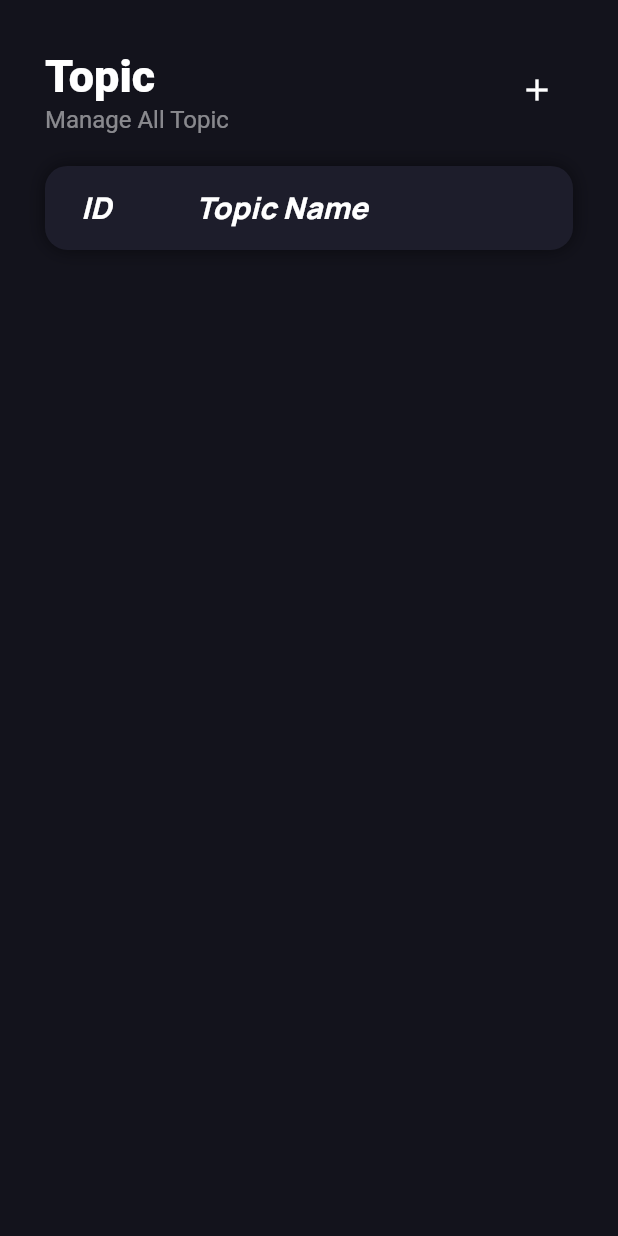
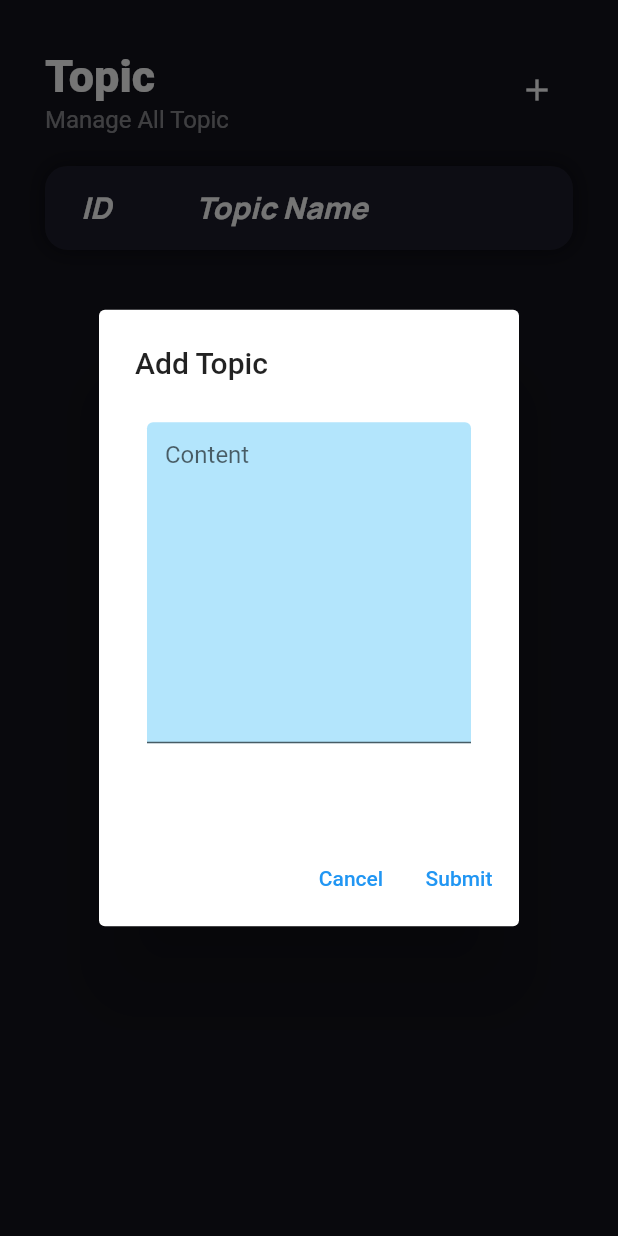
Before and after one commit to thuhien137200/adminIPA, a Flutter app: the TopicScreen screen opened directly, after a tap on the "add" icon, on a phone screen of 412 x 824 dp. Run offline on Flutter 3.47's test engine with Material 2 defaults, Android fonts, the phone set to English and light mode, and no system bars; our stand-ins replace cloud_firestore, firebase_auth, firebase_core, fl_chart, flutter_svg, flutter_switch and 2 more; accounts and stored records are empty; Roboto replaces fonts that are missing (Poppins); statements that could not run were skipped.

Commit message:
add topic & add condition to submit 1 post

```diff
--- a/lib/model/data_topic.dart
+++ b/lib/model/data_topic.dart
@@ -9,10 +9,24 @@ class Topic {
   String get idTopic{
     return topic_id?? '-1';
   }
+
+  void setTopicId(String id){
+    this.topic_id=id;
+  }
+
+  void setTopicName(String name){
+    this.topic_name=name;
+  }
+
   factory Topic.fromDocumentSnapshot(
       DocumentSnapshot<Map<String, dynamic>> documentSnapshot) {
     return Topic.fromJson(documentSnapshot.data());
   }
+
+    Map<String, dynamic> toJson() => {
+        if (topic_id != null) 'topic_id': topic_id,
+        if (topic_name != null) 'topic_name': topic_name,
+      };
 
   factory Topic.fromJson(Map<String, dynamic>? data) {
     final String? topic_id = data?['topic_id'];
--- a/lib/screens/article/article_screen.dart
+++ b/lib/screens/article/article_screen.dart
@@ -32,14 +32,14 @@ class _ArticleScreenState extends State<ArticleScreen> {
 
   List<ArticlePost>? _articlesFromQuerySnapshot(
       QuerySnapshot<Map<String, dynamic>> querySnapshot) {
-    List<ArticlePost>? result= querySnapshot.docs
+    List<ArticlePost>? result = querySnapshot.docs
         .map((DocumentSnapshot<Map<String, dynamic>> documentSnapshot) {
       if (documentSnapshot.exists) {
         return ArticlePost.fromDocumentSnapshot(documentSnapshot);
       }
       return ArticlePost.test();
     }).toList();
-    DataArticle.dataArticle=result?? [];
+    DataArticle.dataArticle = result ?? [];
     return result;
   }
 
@@ -144,6 +144,16 @@ class _ArticleScreenState extends State<ArticleScreen> {
                       TextButton(
                           child: Text("Submit"),
                           onPressed: () {
+                            if (contentController.text == '' ||
+                                titleController.text == '') {
+                              var snackBar = const SnackBar(
+                                  content: Text(
+                                      'Title Or Content does not allow null'));
+                              ScaffoldMessenger.of(context)
+                                  .showSnackBar(snackBar);
+                              return;
+                            }
+
                             ArticlePost articlePost = ArticlePost(
                               null,
                               titleController.text,
@@ -161,7 +171,6 @@ class _ArticleScreenState extends State<ArticleScreen> {
                     ],
                   );
                 });
-
           },
           icon: Icon(
             Icons.add,
@@ -271,8 +280,7 @@ class _ArticleScreenState extends State<ArticleScreen> {
                               onPressed: () {
                                 setState(() {
                                   DataArticle.deletePost(article.id!);
-                                  DatabaseService()
-                                      .deleteArticle(article.id!);
+                                  DatabaseService().deleteArticle(article.id!);
                                 });
                               },
                               icon: Icon(
@@ -286,10 +294,14 @@ class _ArticleScreenState extends State<ArticleScreen> {
                                     context: context,
                                     builder: (BuildContext context) {
                                       String content = "";
-                  var titleController = TextEditingController();
-                  var contentController = TextEditingController();
-                  titleController.text=article.title ?? 'Null';
-                  contentController.text=article.content ?? 'Null';
+                                      var titleController =
+                                          TextEditingController();
+                                      var contentController =
+                                          TextEditingController();
+                                      titleController.text =
+                                          article.title ?? 'Null';
+                                      contentController.text =
+                                          article.content ?? 'Null';
 
                                       return AlertDialog(
                                         scrollable: true,
@@ -303,7 +315,8 @@ class _ArticleScreenState extends State<ArticleScreen> {
                                             child: Column(
                                               children: <Widget>[
                                                 Row(
-                                mainAxisAlignment: MainAxisAlignment.start,
+                                                    mainAxisAlignment:
+                                                        MainAxisAlignment.start,
                                                     children: [
                                                       Text(
                                                         'Title',
@@ -312,11 +325,12 @@ class _ArticleScreenState extends State<ArticleScreen> {
                                                     ]),
                                                 Container(
                                                   width: 500,
-                              padding: EdgeInsets.only(bottom: 16),
+                                                  padding: EdgeInsets.only(
+                                                      bottom: 16),
                                                   child: TextFormField(
                                                     decoration: InputDecoration(
-
-                                  fillColor: Colors.lightBlue[100],
+                                                      fillColor:
+                                                          Colors.lightBlue[100],
                                                       //icon: Icon(Icons.account_box),
                                                     ),
                                                     style: AppFonts.content,
@@ -324,7 +338,8 @@ class _ArticleScreenState extends State<ArticleScreen> {
                                                   ),
                                                 ),
                                                 Row(
-                                mainAxisAlignment: MainAxisAlignment.start,
+                                                    mainAxisAlignment:
+                                                        MainAxisAlignment.start,
                                                     children: [
                                                       Text(
                                                         'Content',
@@ -332,14 +347,17 @@ class _ArticleScreenState extends State<ArticleScreen> {
                                                       ),
                                                     ]),
                                                 Container(
-                              padding: EdgeInsets.only(top: 16),
+                                                  padding:
+                                                      EdgeInsets.only(top: 16),
                                                   height: 10 * 24.0,
                                                   child: TextField(
-                                controller: contentController,
+                                                    controller:
+                                                        contentController,
                                                     maxLines: 10,
                                                     style: AppFonts.content,
                                                     decoration: InputDecoration(
-                                  fillColor: Colors.lightBlue[100],
+                                                      fillColor:
+                                                          Colors.lightBlue[100],
                                                       filled: true,
                                                     ),
                                                     onChanged: (value) {
@@ -354,7 +372,8 @@ class _ArticleScreenState extends State<ArticleScreen> {
                                         actions: [
                                           TextButton(
                                             child: Text("Cancel"),
-                        onPressed: () => Navigator.pop(context),
+                                            onPressed: () =>
+                                                Navigator.pop(context),
                                           ),
                                           TextButton(
                                               child: Text("Submit"),
@@ -369,7 +388,11 @@ class _ArticleScreenState extends State<ArticleScreen> {
                                                 //   null,
                                                 // );
                                                 // print(articlePost.toString());
-                            DatabaseService().modifyTitleAndContentArticle(article.id ?? 'null',titleController.text,contentController.text);
+                                                DatabaseService()
+                                                    .modifyTitleAndContentArticle(
+                                                        article.id ?? 'null',
+                                                        titleController.text,
+                                                        contentController.text);
 
                                                 Navigator.pop(context);
                                               })
--- a/lib/screens/question/question_screen.dart
+++ b/lib/screens/question/question_screen.dart
@@ -78,7 +78,9 @@ class _QuestionScreenState extends State<QuestionScreen> {
         flex: 1,
       ),
       IconButton(
-          onPressed: () {},
+          onPressed: () {
+
+          },
           icon: Icon(
             Icons.add,
             color: ColorController().getColor().colorText,
--- a/lib/screens/topic/topic_screen.dart
+++ b/lib/screens/topic/topic_screen.dart
@@ -58,7 +58,63 @@ class _TopicScreenState extends State<TopicScreen> {
         flex: 1,
       ),
       IconButton(
-          onPressed: () {},
+          onPressed: () {
+             showDialog(
+                context: context,
+                builder: (BuildContext context) {
+                  String content = "";
+                  var topicController = TextEditingController();
+                  return AlertDialog(
+                    scrollable: true,
+                    title: const Text('Add Topic'),
+                    content: Padding(
+                      padding: const EdgeInsets.all(8.0),
+                      child: Form(
+                        child: Column(
+                          children: <Widget>[
+                            Container(
+                              height: 10 * 24.0,
+                              child: TextField(
+                                controller: topicController,
+                                maxLines: 10,
+                                decoration: InputDecoration(
+                                  hintText: "Content",
+                                  fillColor: Colors.lightBlue[100],
+                                  filled: true,
+                                ),
+                                onChanged: (value) {
+                                  content = value;
+                                },
+                              ),
+                            ),
+                          ],
+                        ),
+                      ),
+                    ),
+                    actions: [
+                      TextButton(
+                        child: Text("Cancel"),
+                        onPressed: () => Navigator.pop(context),
+                      ),
+                      TextButton(
+                          child: Text("Submit"),
+                          onPressed: () {
+                            if (topicController.text == '') {
+                              var snackBar = const SnackBar(
+                                  content: Text(
+                                      'Name does not allow null'));
+                              ScaffoldMessenger.of(context)
+                                  .showSnackBar(snackBar);
+                              return;
+                            }
+                            Topic topic = Topic(null,topicController.text);
+                            DatabaseService().addTopic(topic);
+                            Navigator.pop(context);
+                          })
+                    ],
+                  );
+                });
+          },
           icon: Icon(
             Icons.add,
             color: ColorController().getColor().colorText,
--- a/lib/services/topic_service.dart
+++ b/lib/services/topic_service.dart
@@ -20,6 +20,18 @@ mixin TopicService {
     return _db.collection('topic').get().then(_topicsFromQuerySnapshot);
   }
 
+    void addTopic(Topic topic) async {
+    DocumentReference doc = _db.collection('topic').doc();
+    String doc_id = doc.id;
+    if (topic.topic_id == null) topic.setTopicId(doc_id);
+
+
+    doc
+        .set(topic.toJson())
+        .then((value) => print('topic added successfully'))
+        .catchError((error) => print('Failed to add topic'));
+  }
+
    void modifyTopic(String topicId,
       String newTopicName) {
     _db.collection('topic').doc(topicId).update({
```
Also changed, not shown: lib/screens/experience/experience_screen.dart (+8 -3 lines). Lines whose indentation alone changed are shown as unchanged.
